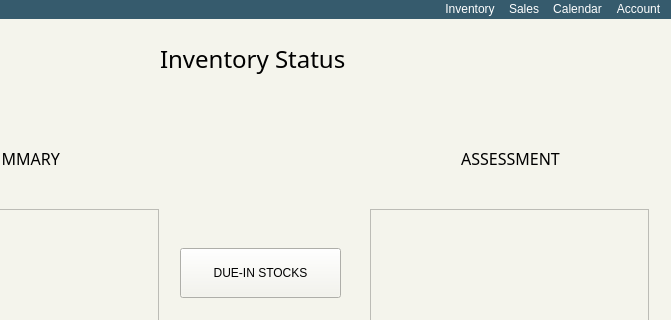
Qt form landingPage.ui (ongchangco/Economystique2) before a commit; both pictures show x 130 to 801 and y 0 to 320 of the 801 by 600 pixel window.
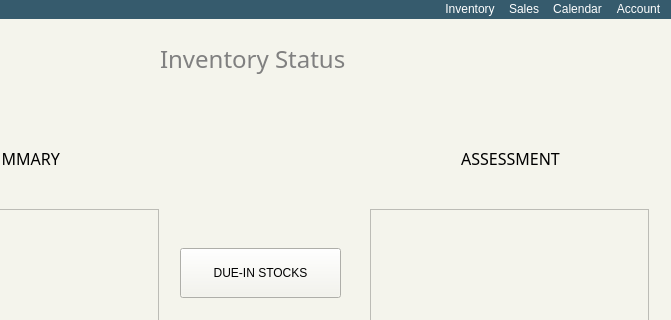
The same form after that commit.

Diff of the .ui file:
```diff
--- a/landingPage.ui
+++ b/landingPage.ui
@@ -14,9 +14,7 @@
    <string>MainWindow</string>
   </property>
   <property name="styleSheet">
-   <string notr="true">background: #f4f4ec;
-color: black;
-</string>
+   <string notr="true">background: #f4f4ec;</string>
   </property>
   <widget class="QWidget" name="centralwidget">
    <widget class="QListView" name="assessmentListView">
@@ -52,6 +50,9 @@
          <bold>false</bold>
         </font>
        </property>
+       <property name="styleSheet">
+        <string notr="true">color: gray;</string>
+       </property>
        <property name="text">
         <string>Inventory Status</string>
        </property>
```
